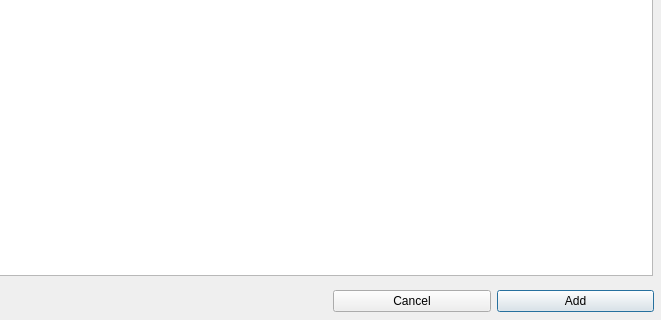
The window that divisionselector.ui (stefanmarjanovic/Comp) describes before a commit, drawn with Qt 5; both pictures show x 120 to 781 and y 295 to 615 of the 781 by 615 pixel window.
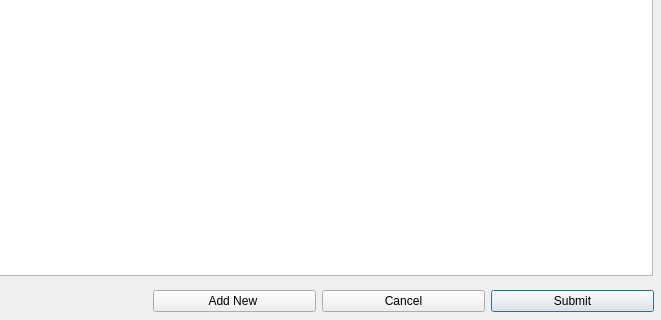
The same window after the commit.

The edit to the form file:
```diff
--- a/divisionselector.ui
+++ b/divisionselector.ui
@@ -16,13 +16,20 @@
   <widget class="QWidget" name="layoutWidget">
    <property name="geometry">
     <rect>
-     <x>453</x>
+     <x>273</x>
      <y>580</y>
-     <width>321</width>
+     <width>501</width>
      <height>32</height>
     </rect>
    </property>
    <layout class="QHBoxLayout" name="horizontalLayout">
+    <item>
+     <widget class="QPushButton" name="pushButton">
+      <property name="text">
+       <string>Add New </string>
+      </property>
+     </widget>
+    </item>
     <item>
      <widget class="QPushButton" name="cancel">
       <property name="text">
@@ -33,7 +40,7 @@
     <item>
      <widget class="QPushButton" name="add">
       <property name="text">
-       <string>Add</string>
+       <string>Submit</string>
       </property>
       <property name="default">
        <bool>true</bool>
```
Left out of the diff: 4 changed lines with no effect on the pictures.
